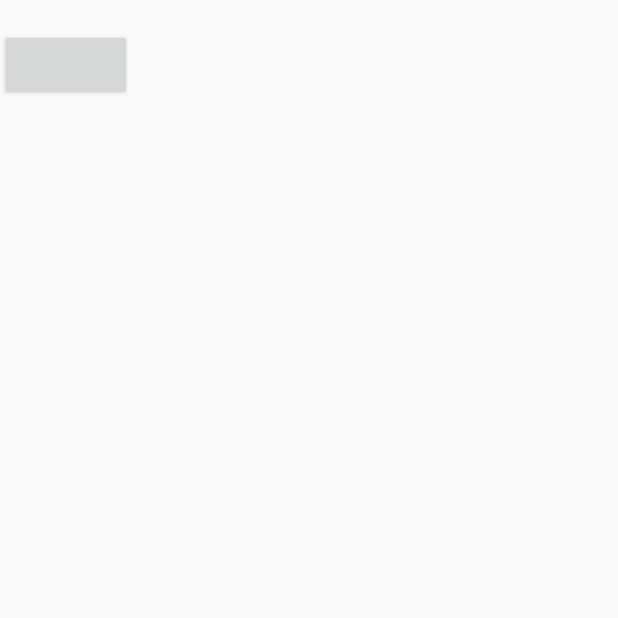
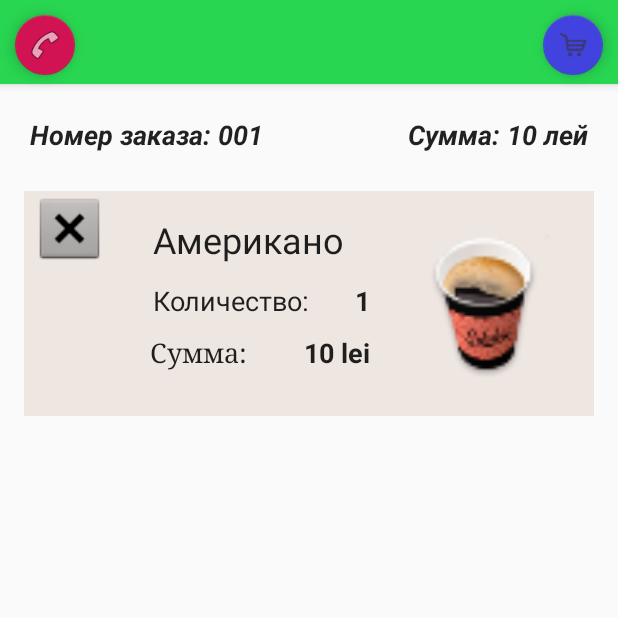
Before and after one commit to DeimontDev/justb, an Android app: the ShoppingCartActivity screen opened directly, with no data from a screen before it, on a phone screen of 412 x 824 dp, the top half of it. Run offline under Robolectric (Android 15) with nearby library versions, the phone set to English and light mode, and no system bars.

Commit message:
Added first basket

```diff
--- a/deliveryfruits/src/main/java/com/deliveryapp/deliveryfruits/ShoppingCartActivity.java
+++ b/deliveryfruits/src/main/java/com/deliveryapp/deliveryfruits/ShoppingCartActivity.java
@@ -2,17 +2,13 @@ package com.deliveryapp.deliveryfruits;
 
 import android.os.Bundle;
 import android.support.v7.app.AppCompatActivity;
-import android.support.v7.widget.Toolbar;
-import android.view.ViewGroup;
-import android.widget.Button;
-import android.widget.LinearLayout;
-import android.widget.TextView;
 
 public class ShoppingCartActivity extends AppCompatActivity {
 
     @Override
     protected void onCreate(Bundle savedInstanceState) {
         super.onCreate(savedInstanceState);
+        setContentView(R.layout.activity_shopping_cart);
 
         Bundle extras = getIntent().getExtras();
         String product1 = extras != null ? extras.getString("product1") : null;
@@ -20,26 +16,9 @@ public class ShoppingCartActivity extends AppCompatActivity {
 
         System.out.println(product1);
         System.out.println(product2);
-        LinearLayout.LayoutParams layoutParams = new LinearLayout.LayoutParams(
-                LinearLayout.LayoutParams.MATCH_PARENT, LinearLayout.LayoutParams.MATCH_PARENT);
-        LinearLayout layout = new LinearLayout(this);
-        layout.setOrientation(LinearLayout.VERTICAL);
 
-        setContentView(layout, layoutParams);
 
-        ViewGroup.LayoutParams lpView = new ViewGroup.LayoutParams(ViewGroup.LayoutParams.WRAP_CONTENT, ViewGroup.LayoutParams.WRAP_CONTENT);
-        TextView tv = new TextView(this);
-        tv.setText(product1);
-        tv.setLayoutParams(lpView);
-        layout.addView(tv);
 
-        Button btn = new Button(this);
-        btn.setText(product2);
-        layout.addView(btn, lpView);
-
-        setContentView(layout, layoutParams);
-        Toolbar toolbar = findViewById(R.id.toolbar);
-        setSupportActionBar(toolbar);
     }
 
 }
--- a/deliveryfruits/src/main/res/layout-sw300dp-v16/activity_main.xml
+++ b/deliveryfruits/src/main/res/layout-sw300dp-v16/activity_main.xml
@@ -316,7 +316,7 @@
                                 android:text="@string/to_basket"
                                 android:layout_width="120dp"
                                 android:layout_height="35dp"
-                                android:id="@+id/button"
+                                android:id="@+id/button1"
                                 style="@style/Widget.AppCompat.Button.Borderless.Colored"
                                 android:background="@color/colorPrimary2"
                                 app:layout_constraintTop_toBottomOf="@+id/text1"
--- a/deliveryfruits/src/main/res/layout-sw300dp/activity_main.xml
+++ b/deliveryfruits/src/main/res/layout-sw300dp/activity_main.xml
@@ -201,7 +201,7 @@
                                 android:text="@string/to_basket"
                                 android:layout_width="130dp"
                                 android:layout_height="35dp"
-                                android:id="@+id/button"
+                                android:id="@+id/button1"
                                 style="@style/Widget.AppCompat.Button.Borderless.Colored"
                                 android:background="@color/colorPrimary2"
                                 app:layout_constraintTop_toBottomOf="@+id/text1"
--- a/deliveryfruits/src/main/res/layout-sw350dp/activity_main.xml
+++ b/deliveryfruits/src/main/res/layout-sw350dp/activity_main.xml
@@ -315,7 +315,7 @@
                                 android:text="@string/to_basket"
                                 android:layout_width="135dp"
                                 android:layout_height="35dp"
-                                android:id="@+id/button"
+                                android:id="@+id/button1"
                                 style="@style/Widget.AppCompat.Button.Borderless.Colored"
                                 android:background="@color/colorPrimary2"
                                 app:layout_constraintTop_toBottomOf="@+id/text1"
--- a/deliveryfruits/src/main/res/layout-sw400dp/activity_shopping_cart.xml
+++ b/deliveryfruits/src/main/res/layout-sw400dp/activity_shopping_cart.xml
@@ -10,8 +10,7 @@
     <android.support.design.widget.AppBarLayout
             android:layout_height="wrap_content"
             android:layout_width="match_parent"
-            android:theme="@style/AppBarOverlay">
-
+            android:theme="@style/AppBarOverlay" android:fitsSystemWindows="true" app:expanded="true">
         <android.support.v7.widget.Toolbar
                 android:id="@+id/toolbar"
                 android:layout_width="match_parent"
@@ -37,18 +36,103 @@
             android:focusable="true" app:fabSize="mini" app:backgroundTint="@color/colorPrimary222"
             app:rippleColor="?attr/colorBackgroundFloating"
             app:layout_anchor="@+id/toolbar" app:layout_anchorGravity="top|right" android:visibility="visible"/>
-    <android.support.constraint.ConstraintLayout
+    <ScrollView
             android:layout_width="match_parent"
-            android:layout_height="match_parent"
-            tools:overScrollMode="always"
-            android:id="@+id/main_layout">
+            android:layout_height="match_parent" style="@android:style/Widget.DeviceDefault.Light.ScrollView"
+            android:fillViewport="true" android:clipToPadding="true" android:layout_marginTop="57dp">
+        <android.support.constraint.ConstraintLayout
+                android:layout_width="match_parent"
+                android:layout_height="match_parent">
 
-        <TextView
-                android:text="TextView"
-                android:layout_width="wrap_content"
-                android:layout_height="wrap_content"
-                android:id="@+id/textView4" android:layout_marginEnd="204dp" android:layout_marginRight="204dp"
-                app:layout_constraintEnd_toEndOf="parent" app:layout_constraintTop_toTopOf="parent"
-                android:layout_marginTop="275dp"/>
-    </android.support.constraint.ConstraintLayout>
+            <android.support.constraint.ConstraintLayout
+                    android:orientation="vertical"
+                    android:layout_width="0dp"
+                    android:layout_height="150dp"
+                    android:layout_marginTop="70dp"
+                    app:layout_constraintTop_toTopOf="parent" app:layout_constraintEnd_toEndOf="parent"
+                    android:layout_marginEnd="16dp" android:layout_marginRight="16dp"
+                    app:layout_constraintStart_toStartOf="parent" android:layout_marginLeft="16dp"
+                    android:layout_marginStart="16dp" android:background="@color/colorPrimary22132">
+                <TextView
+                        android:text="Американо"
+                        android:layout_width="wrap_content"
+                        android:layout_height="wrap_content" android:id="@+id/textView4"
+                        android:textAppearance="@style/TextAppearance.AppCompat" android:textSize="24sp"
+                        app:layout_constraintEnd_toStartOf="@+id/imageView" android:layout_marginEnd="25dp"
+                        android:layout_marginRight="25dp" app:layout_constraintTop_toTopOf="parent"
+                        android:layout_marginTop="16dp" android:typeface="sans"/>
+                <ImageView
+                        android:layout_width="141dp"
+                        android:layout_height="match_parent" app:srcCompat="@drawable/americano1"
+                        android:id="@+id/imageView" android:paddingLeft="5dp"
+                        android:cropToPadding="true" android:scaleType="centerCrop"
+                        app:layout_constraintEnd_toEndOf="parent"
+                        app:layout_constraintTop_toTopOf="parent" app:layout_constraintBottom_toBottomOf="parent"/>
+                <TextView
+                        android:text="Количество:"
+                        android:layout_width="wrap_content"
+                        android:layout_height="wrap_content"
+                        android:id="@+id/textView8" app:layout_constraintEnd_toStartOf="@+id/textView9"
+                        android:layout_marginEnd="30dp" android:layout_marginRight="30dp"
+                        app:layout_constraintTop_toBottomOf="@+id/textView4"
+                        android:layout_marginTop="12dp"
+                        android:textAppearance="@style/TextAppearance.AppCompat" android:textSize="18sp"/>
+                <TextView
+                        android:text="1"
+                        android:layout_width="wrap_content"
+                        android:layout_height="wrap_content"
+                        android:id="@+id/textView9"
+                        android:layout_marginTop="12dp"
+                        app:layout_constraintTop_toBottomOf="@+id/textView4"
+                        android:textAppearance="@style/TextAppearance.AppCompat" android:textSize="18sp"
+                        android:typeface="sans" app:layout_constraintEnd_toStartOf="@+id/imageView"
+                        android:layout_marginEnd="8dp" android:layout_marginRight="8dp"
+                        android:textStyle="bold"/>
+                <TextView
+                        android:text="Сумма:"
+                        android:layout_width="wrap_content"
+                        android:layout_height="wrap_content"
+                        android:id="@+id/textView10"
+                        android:textAppearance="@style/TextAppearance.AppCompat" android:textSize="18sp"
+                        android:typeface="serif" app:layout_constraintEnd_toStartOf="@+id/textView11"
+                        android:layout_marginEnd="38dp" android:layout_marginRight="38dp"
+                        android:layout_marginTop="10dp"
+                        app:layout_constraintTop_toBottomOf="@+id/textView8"/>
+                <TextView
+                        android:text="@string/_10_lei"
+                        android:layout_width="wrap_content"
+                        android:layout_height="wrap_content"
+                        android:id="@+id/textView11"
+                        android:textAppearance="@style/TextAppearance.AppCompat" android:textSize="18sp"
+                        android:typeface="normal" app:layout_constraintEnd_toEndOf="@+id/textView9"
+                        app:layout_constraintTop_toTopOf="@+id/textView10" android:textStyle="bold"/>
+                <ImageButton
+                        android:layout_width="50dp"
+                        android:layout_height="50dp" app:srcCompat="@android:drawable/btn_dialog"
+                        android:id="@+id/imageButton2" app:layout_constraintTop_toTopOf="parent"
+                        app:layout_constraintStart_toStartOf="parent" android:layout_marginLeft="5dp"
+                        android:layout_marginStart="5dp" style="@style/Widget.AppCompat.ImageButton"
+                        android:background="@color/colorPrimary22132" android:scaleType="fitCenter"/>
+            </android.support.constraint.ConstraintLayout>
+            <TextView
+                    android:text="@string/_001"
+                    android:layout_width="wrap_content"
+                    android:layout_height="wrap_content"
+                    android:id="@+id/textView5" android:layout_marginTop="20dp"
+                    app:layout_constraintTop_toTopOf="parent"
+                    app:layout_constraintStart_toStartOf="parent" android:layout_marginLeft="20dp"
+                    android:layout_marginStart="20dp"
+                    android:visibility="visible" android:textAppearance="@style/TextAppearance.AppCompat"
+                    android:textSize="18sp" android:textStyle="bold|italic"/>
+            <TextView
+                    android:text="Сумма: 10 лей"
+                    android:layout_width="wrap_content"
+                    android:layout_height="wrap_content"
+                    android:id="@+id/textView7"
+                    app:layout_constraintTop_toTopOf="parent" android:layout_marginTop="20dp"
+                    android:layout_marginEnd="20dp" android:layout_marginRight="20dp"
+                    app:layout_constraintEnd_toEndOf="parent" android:textAppearance="@style/TextAppearance.AppCompat"
+                    android:textSize="18sp" android:textStyle="bold|italic"/>
+        </android.support.constraint.ConstraintLayout>
+    </ScrollView>
 </android.support.design.widget.CoordinatorLayout>
--- a/deliveryfruits/src/main/res/values/colors.xml
+++ b/deliveryfruits/src/main/res/values/colors.xml
@@ -16,4 +16,5 @@
     <color name="colorPrimaryDark222">#9b9ca4</color>
     <color name="colorPrimary222231222">#cfdeb3</color>
     <color name="colorPrimary22132">#eee6e1</color>
+    <color name="custom">#f7d0dbe3</color>
 </resources>
--- a/deliveryfruits/src/main/res/values/strings.xml
+++ b/deliveryfruits/src/main/res/values/strings.xml
@@ -15,4 +15,6 @@
     <string name="latte_250ml">Latte 250ml</string>
     <string name="_10_lei">10 lei</string>
     <string name="title_activity_shopping_cart">ShoppingCartActivity</string>
+    <string name="_001">Номер заказа: 001</string>
+    <string name="name1">Товар:</string>
 </resources>
```
Also changed, not shown: 1 other file.
